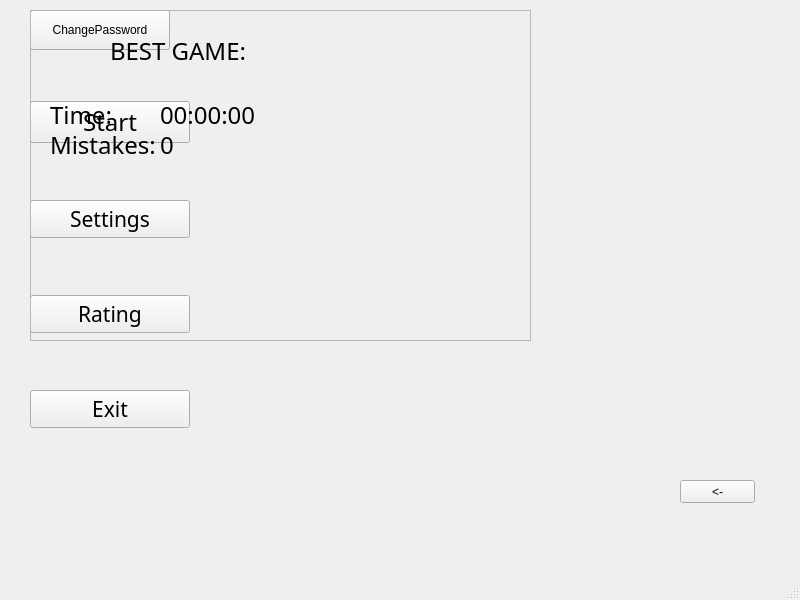
First picture: the form in MemoryTrainingPY/mainMenu.ui, repository ElliotMoran/MemoryTrainingPY, before the edit.
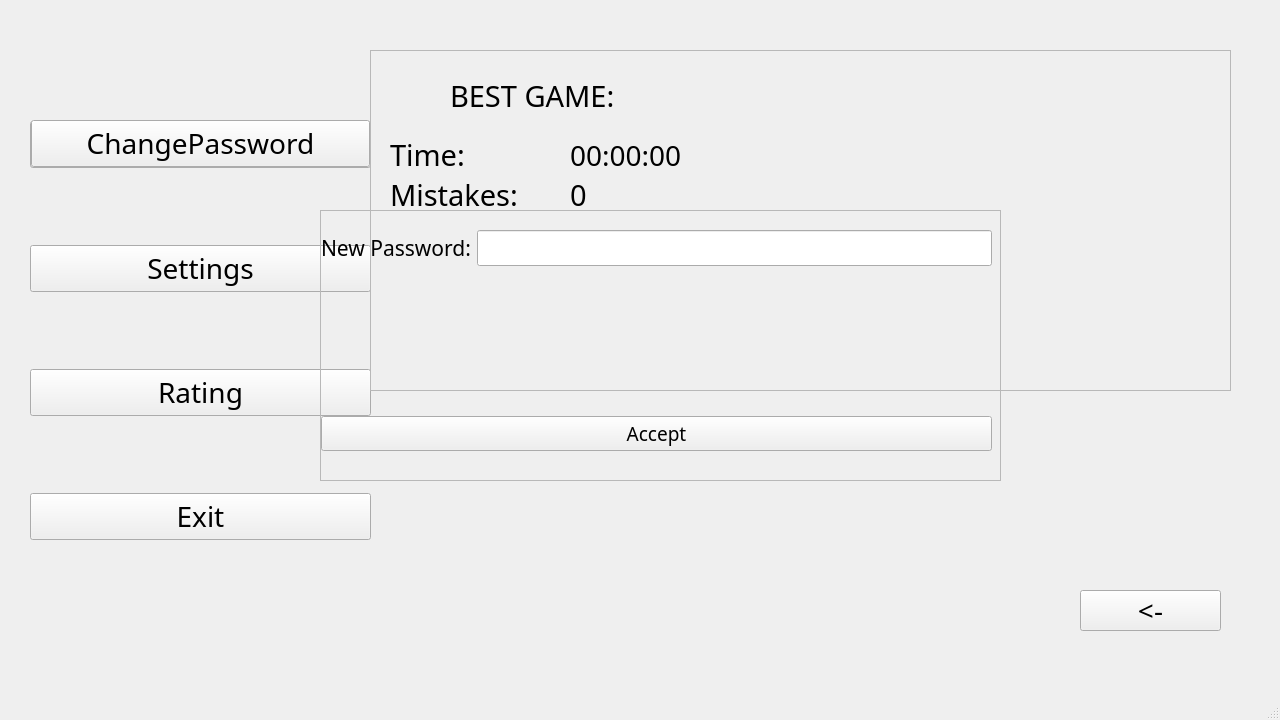
Second picture: the form after the edit.

The edit to the form file:
```diff
--- a/MemoryTrainingPY/mainMenu.ui
+++ b/MemoryTrainingPY/mainMenu.ui
@@ -6,8 +6,8 @@
    <rect>
     <x>0</x>
     <y>0</y>
-    <width>800</width>
-    <height>600</height>
+    <width>1280</width>
+    <height>720</height>
    </rect>
   </property>
   <property name="sizePolicy">
@@ -17,7 +17,7 @@
    </sizepolicy>
   </property>
   <property name="windowTitle">
-   <string>MainWindow</string>
+   <string>MemoryTraining</string>
   </property>
   <widget class="QWidget" name="centralwidget">
    <widget class="QWidget" name="verticalLayoutWidget">
@@ -25,8 +25,8 @@
      <rect>
       <x>30</x>
       <y>50</y>
-      <width>160</width>
-      <height>431</height>
+      <width>341</width>
+      <height>561</height>
      </rect>
     </property>
     <layout class="QVBoxLayout" name="verticalLayout">
@@ -35,7 +35,7 @@
        <property name="font">
         <font>
          <family>MV Boli</family>
-         <pointsize>18</pointsize>
+         <pointsize>21</pointsize>
         </font>
        </property>
        <property name="text">
@@ -48,7 +48,7 @@
        <property name="font">
         <font>
          <family>MV Boli</family>
-         <pointsize>16</pointsize>
+         <pointsize>21</pointsize>
         </font>
        </property>
        <property name="text">
@@ -61,7 +61,7 @@
        <property name="font">
         <font>
          <family>MV Boli</family>
-         <pointsize>16</pointsize>
+         <pointsize>21</pointsize>
         </font>
        </property>
        <property name="text">
@@ -74,7 +74,7 @@
        <property name="font">
         <font>
          <family>MV Boli</family>
-         <pointsize>16</pointsize>
+         <pointsize>21</pointsize>
         </font>
        </property>
        <property name="text">
@@ -87,12 +87,18 @@
    <widget class="QPushButton" name="changePasswordButton">
     <property name="geometry">
      <rect>
-      <x>30</x>
-      <y>10</y>
-      <width>140</width>
-      <height>40</height>
+      <x>31</x>
+      <y>120</y>
+      <width>339</width>
+      <height>47</height>
      </rect>
     </property>
+    <property name="font">
+     <font>
+      <family>MV Boli</family>
+      <pointsize>21</pointsize>
+     </font>
+    </property>
     <property name="text">
      <string>ChangePassword</string>
     </property>
@@ -100,23 +106,29 @@
    <widget class="QPushButton" name="returnButton">
     <property name="geometry">
      <rect>
-      <x>680</x>
-      <y>480</y>
-      <width>75</width>
-      <height>23</height>
+      <x>1080</x>
+      <y>590</y>
+      <width>141</width>
+      <height>41</height>
      </rect>
     </property>
+    <property name="font">
+     <font>
+      <family>MV Boli</family>
+      <pointsize>21</pointsize>
+     </font>
+    </property>
     <property name="text">
      <string>&lt;-</string>
     </property>
    </widget>
-   <widget class="QFrame" name="frame">
+   <widget class="QFrame" name="frameRating">
     <property name="geometry">
      <rect>
-      <x>30</x>
-      <y>10</y>
-      <width>501</width>
-      <height>331</height>
+      <x>370</x>
+      <y>50</y>
+      <width>861</width>
+      <height>341</height>
      </rect>
     </property>
     <property name="frameShape">
@@ -130,14 +142,14 @@
       <rect>
        <x>80</x>
        <y>20</y>
-       <width>181</width>
-       <height>41</height>
+       <width>201</width>
+       <height>51</height>
       </rect>
      </property>
      <property name="font">
       <font>
        <family>MV Boli</family>
-       <pointsize>18</pointsize>
+       <pointsize>22</pointsize>
       </font>
      </property>
      <property name="text">
@@ -156,7 +168,7 @@
      <property name="font">
       <font>
        <family>MV Boli</family>
-       <pointsize>18</pointsize>
+       <pointsize>22</pointsize>
       </font>
      </property>
      <property name="text">
@@ -167,7 +179,7 @@
      <property name="geometry">
       <rect>
        <x>20</x>
-       <y>120</y>
+       <y>130</y>
        <width>150</width>
        <height>30</height>
       </rect>
@@ -175,7 +187,7 @@
      <property name="font">
       <font>
        <family>MV Boli</family>
-       <pointsize>18</pointsize>
+       <pointsize>22</pointsize>
       </font>
      </property>
      <property name="text">
@@ -185,7 +197,7 @@
     <widget class="QLabel" name="timeLabel">
      <property name="geometry">
       <rect>
-       <x>130</x>
+       <x>200</x>
        <y>90</y>
        <width>140</width>
        <height>30</height>
@@ -194,7 +206,7 @@
      <property name="font">
       <font>
        <family>MV Boli</family>
-       <pointsize>18</pointsize>
+       <pointsize>21</pointsize>
       </font>
      </property>
      <property name="text">
@@ -204,8 +216,8 @@
     <widget class="QLabel" name="errorsLabel">
      <property name="geometry">
       <rect>
-       <x>130</x>
-       <y>120</y>
+       <x>200</x>
+       <y>130</y>
        <width>70</width>
        <height>30</height>
       </rect>
@@ -213,7 +225,7 @@
      <property name="font">
       <font>
        <family>MV Boli</family>
-       <pointsize>18</pointsize>
+       <pointsize>22</pointsize>
       </font>
      </property>
      <property name="text">
@@ -221,13 +233,102 @@
      </property>
     </widget>
    </widget>
+   <widget class="QFrame" name="frameNewPassword">
+    <property name="geometry">
+     <rect>
+      <x>320</x>
+      <y>210</y>
+      <width>681</width>
+      <height>271</height>
+     </rect>
+    </property>
+    <property name="frameShape">
+     <enum>QFrame::StyledPanel</enum>
+    </property>
+    <property name="frameShadow">
+     <enum>QFrame::Raised</enum>
+    </property>
+    <widget class="QWidget" name="">
+     <property name="geometry">
+      <rect>
+       <x>1</x>
+       <y>20</y>
+       <width>671</width>
+       <height>221</height>
+      </rect>
+     </property>
+     <layout class="QVBoxLayout" name="verticalLayout_2">
+      <item>
+       <layout class="QHBoxLayout" name="horizontalLayout">
+        <item>
+         <widget class="QLabel" name="labelNP">
+          <property name="font">
+           <font>
+            <family>MV Boli</family>
+            <pointsize>16</pointsize>
+           </font>
+          </property>
+          <property name="text">
+           <string>New Password:</string>
+          </property>
+         </widget>
+        </item>
+        <item>
+         <widget class="QLineEdit" name="newPasswordEdit">
+          <property name="font">
+           <font>
+            <family>MV Boli</family>
+            <pointsize>15</pointsize>
+           </font>
+          </property>
+          <property name="text">
+           <string/>
+          </property>
+         </widget>
+        </item>
+       </layout>
+      </item>
+      <item>
+       <widget class="QLabel" name="errorsPasswordLabel">
+        <property name="font">
+         <font>
+          <family>MV Boli</family>
+          <pointsize>20</pointsize>
+         </font>
+        </property>
+        <property name="text">
+         <string/>
+        </property>
+       </widget>
+      </item>
+      <item>
+       <widget class="QPushButton" name="acceptButton">
+        <property name="font">
+         <font>
+          <family>MV Boli</family>
+          <pointsize>14</pointsize>
+         </font>
+        </property>
+        <property name="text">
+         <string>Accept</string>
+        </property>
+       </widget>
+      </item>
+     </layout>
+    </widget>
+   </widget>
+   <zorder>verticalLayoutWidget</zorder>
+   <zorder>returnButton</zorder>
+   <zorder>frameRating</zorder>
+   <zorder>changePasswordButton</zorder>
+   <zorder>frameNewPassword</zorder>
   </widget>
   <widget class="QMenuBar" name="menubar">
    <property name="geometry">
     <rect>
      <x>0</x>
      <y>0</y>
-     <width>800</width>
+     <width>1280</width>
      <height>21</height>
     </rect>
    </property>
```
